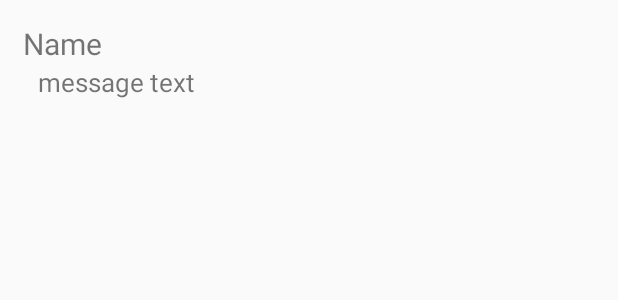
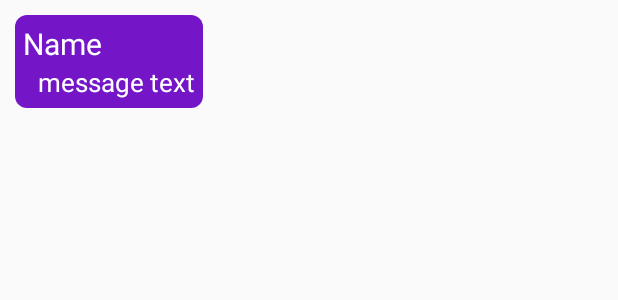
Before and after one commit to akuldr67/DotJoin, an Android app: the layout chat_list_item.xml on its own in the app's theme, with its tools: preview values and no code run, on a phone screen of 412 x 824 dp. Shown: the top 300 px of the screen. Run offline under Robolectric (Android 15) with nearby library versions, the phone set to English and light mode, and no system bars.

Commit message:
chat implementation

```diff
--- a/app/src/main/java/com/example/dotjoin/Board.java
+++ b/app/src/main/java/com/example/dotjoin/Board.java
@@ -205,6 +205,7 @@ public class Board implements Cloneable{
 
     public Pair<Float,Float> findEdgeCordinates(int EdgeNo){
         float xCorStart,yCorStart,xCorEnd,yCorEnd,midx,midy;
+        Log.d("checkk","total Edges in Board = "+this.totalEdges);
         if(EdgeNo<1 || EdgeNo>this.totalEdges) return null;
 
         if(isEdgeNoHorizontal(EdgeNo)){
--- a/app/src/main/java/com/example/dotjoin/MultiPlayerOnline.java
+++ b/app/src/main/java/com/example/dotjoin/MultiPlayerOnline.java
@@ -118,7 +118,7 @@ public class MultiPlayerOnline extends AppCompatActivity {
                                         }
                                         else {
                                             //Removing Listener to avoid infinite loop because of recursion
-//                                            mDatabaseRef.child("Rooms").removeEventListener(this);
+                                            mDatabaseRef.child("Rooms").removeEventListener(this);
                                             mSharedPreferences = getSharedPreferences("com.example.dotjoin.file", Context.MODE_PRIVATE);
                                             final String name = mSharedPreferences.getString("UserName", "");
                                             //Adding the user to the server
--- /dev/null
+++ b/app/src/main/res/drawable/single_message_background.xml
@@ -0,0 +1,9 @@
+<?xml version="1.0" encoding="utf-8"?>
+<shape xmlns:android="http://schemas.android.com/apk/res/android">
+<solid
+    android:color="#7416c7"
+    />
+    <corners
+        android:radius="8dp"
+        />
+</shape>
--- a/app/src/main/res/layout/chat_list_item.xml
+++ b/app/src/main/res/layout/chat_list_item.xml
@@ -1,27 +1,31 @@
 <?xml version="1.0" encoding="utf-8"?>
 <RelativeLayout xmlns:android="http://schemas.android.com/apk/res/android"
-    android:layout_width="match_parent"
+    android:layout_width="wrap_content"
     android:layout_height="wrap_content"
-    android:padding="15dp"
+    android:padding="5dp"
+    android:layout_margin="10dp"
     android:id="@+id/chatItemParentLayout"
+    android:background="@drawable/single_message_background"
     >
 
     <TextView
-        android:layout_width="match_parent"
+        android:layout_width="wrap_content"
         android:layout_height="wrap_content"
         android:id="@+id/MessageName"
         android:text="Name"
         android:textSize="20sp"
+        android:textColor="#ffffff"
         />
 
     <TextView
-        android:layout_width="match_parent"
+        android:layout_width="wrap_content"
         android:layout_height="wrap_content"
         android:id="@+id/MessageText"
         android:text="message text"
         android:layout_below="@+id/MessageName"
         android:layout_marginLeft="10dp"
         android:textSize="17sp"
+        android:textColor="#ffffff"
         />
 
 </RelativeLayout>
```
Also changed, not shown: app/src/main/java/com/example/dotjoin/Message.java (+12 -22 lines), app/src/main/java/com/example/dotjoin/OnlineGamePlay.java (+34 -18 lines), app/src/main/java/com/example/dotjoin/PopUpChat.java (+72 -36 lines).
